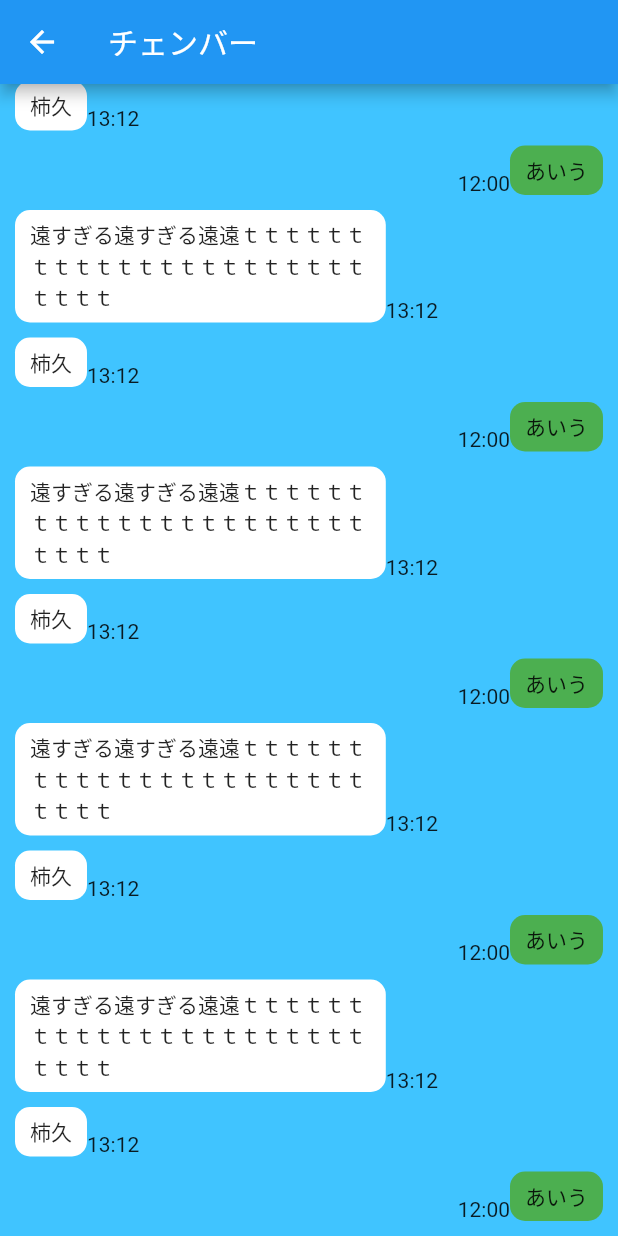
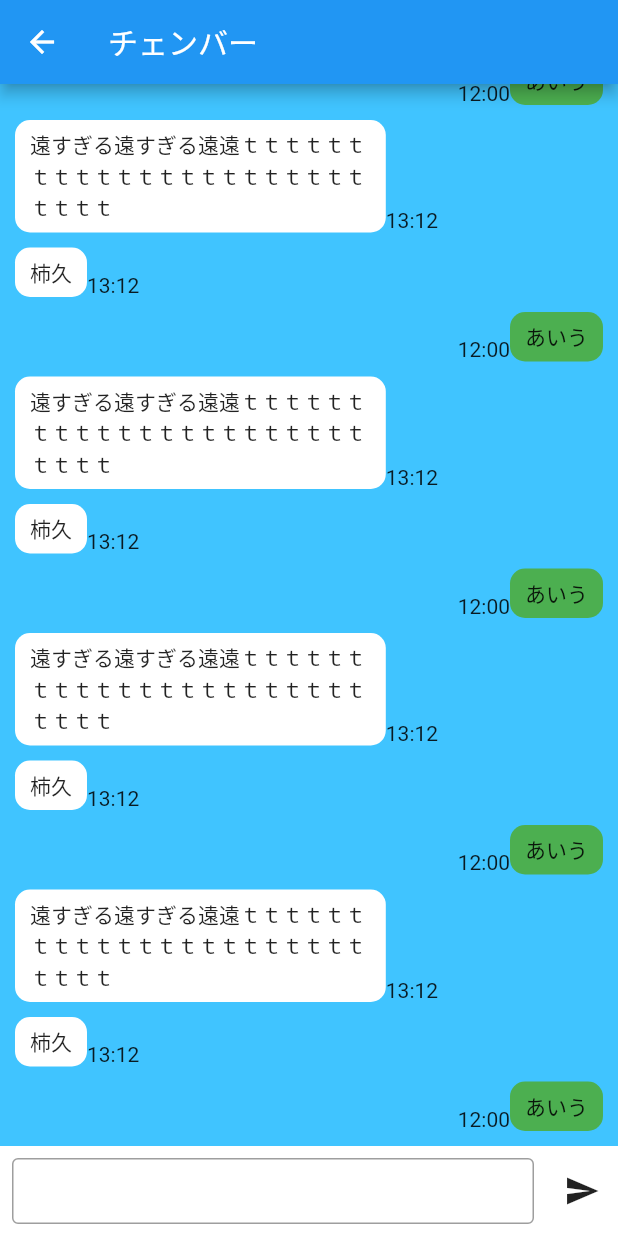
Before and after one commit to yuckey1123/flutter-practice, a Flutter app: the screen it shows after launch, after a tap on "チェンバー", on a phone screen of 412 x 824 dp. Run offline on Flutter 3.47's test engine with Material 2 defaults, Android fonts, the phone set to English and light mode, and no system bars; network calls fail.

Commit message:
update: 7メッセージ入力UI作成

```diff
--- a/lib/pages/talk_room_page.dart
+++ b/lib/pages/talk_room_page.dart
@@ -54,7 +54,12 @@ class _TalkRoomPageState extends State<TalkRoomPage> {
       appBar: AppBar(
         title: Text(widget.name),
       ),
-      body: ListView.builder(
+      body: Stack(
+        alignment: Alignment.bottomCenter,
+        children: [
+          Padding(
+            padding: const EdgeInsets.only(bottom: 60.0),
+            child: ListView.builder(
                 physics: const RangeMaintainingScrollPhysics(),
                 shrinkWrap: true,
                 reverse: true,
@@ -62,7 +67,10 @@ class _TalkRoomPageState extends State<TalkRoomPage> {
                 itemBuilder: (context, index) {
                   return Padding(
                     padding: EdgeInsets.only(
-                  top: 10.0, left: 10, right: 10, bottom: index == 0 ? 10 : 0),
+                        top: 10.0,
+                        left: 10,
+                        right: 10,
+                        bottom: index == 0 ? 10 : 0),
                     child: Row(
                       crossAxisAlignment: CrossAxisAlignment.end,
                       textDirection: messageList[index].isMe
@@ -71,14 +79,15 @@ class _TalkRoomPageState extends State<TalkRoomPage> {
                       children: [
                         Container(
                             constraints: BoxConstraints(
-                          maxWidth: MediaQuery.of(context).size.width * 0.6),
+                                maxWidth:
+                                    MediaQuery.of(context).size.width * 0.6),
                             decoration: BoxDecoration(
                                 color: messageList[index].isMe
                                     ? Colors.green
                                     : Colors.white,
                                 borderRadius: BorderRadius.circular(10)),
-                      padding:
-                          EdgeInsets.symmetric(horizontal: 10, vertical: 6),
+                            padding: const EdgeInsets.symmetric(
+                                horizontal: 10, vertical: 6),
                             child: Text(messageList[index].message)),
                         Text(intl.DateFormat('HH:mm')
                             .format(messageList[index].sendTime))
@@ -86,6 +95,36 @@ class _TalkRoomPageState extends State<TalkRoomPage> {
                     ),
                   );
                 }),
+          ),
+          Column(
+            mainAxisSize: MainAxisSize.min,
+            children: [
+              Container(
+                color: Colors.white,
+                height: 60,
+                child: Row(
+                  children: [
+                    const Expanded(
+                        child: Padding(
+                      padding: EdgeInsets.all(8.0),
+                      child: TextField(
+                        decoration: InputDecoration(
+                            contentPadding: EdgeInsets.only(left: 10),
+                            border: OutlineInputBorder()),
+                      ),
+                    )),
+                    IconButton(onPressed: () {}, icon: const Icon(Icons.send))
+                  ],
+                ),
+              ),
+              Container(
+                color: Colors.white,
+                height: MediaQuery.of(context).padding.bottom,
+              ),
+            ],
+          )
+        ],
+      ),
     );
   }
 }
```
Lines whose indentation alone changed are shown as unchanged.
